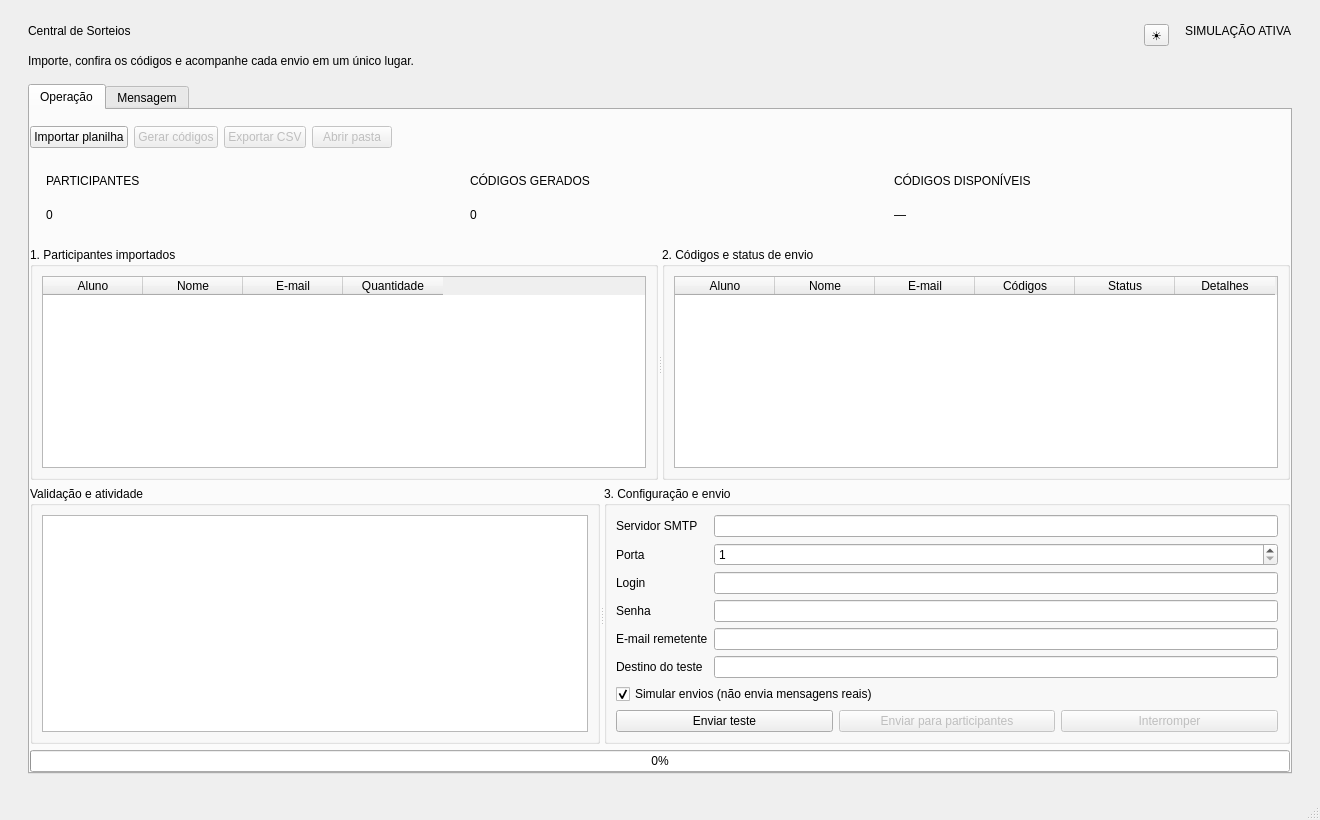
Qt form assets/main_window.ui (Alexpiltzz/DracmaSort) before a commit.
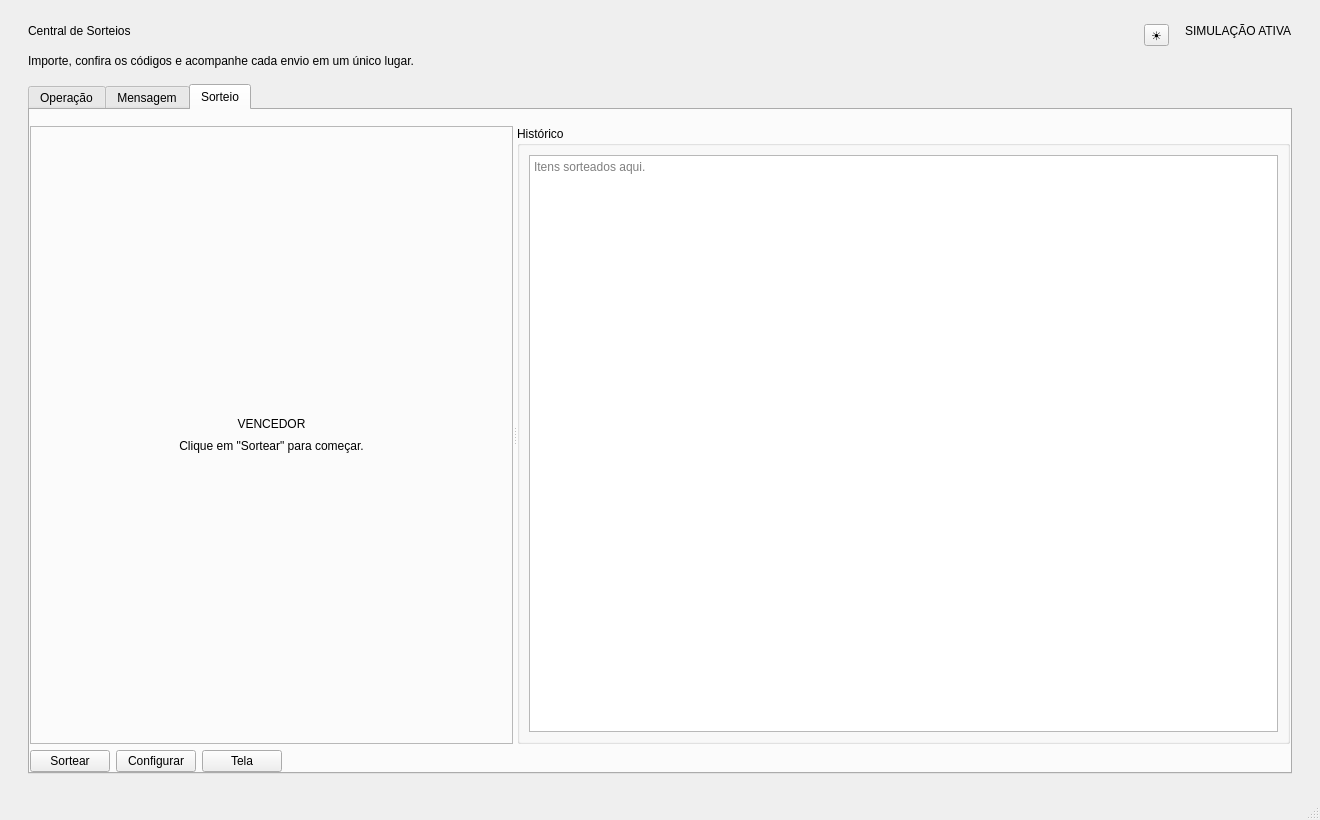
The same form after that commit. The open tabs and pages were chosen to show the change.

Commit message:
feat(sorteio): configuracoes de sorteio via dialog, sorteio multiplo e tipografia do resultado
Substitui os combos Fonte/Modo por um configurador (SorteioConfigDialog)
com persistencia via QSettings (fonte de dados, quantidade, ordem
sequencial, repeticao e fonte tipografica). Suporta sortear varios
vencedores de uma vez; fonte de codigos em dobro aplicada apenas quando
ha resultado real; streaming com confete reforcado e splitter 85/15.

What changed in the file:
```diff
--- a/assets/main_window.ui
+++ b/assets/main_window.ui
@@ -718,10 +718,175 @@
           <property name="wordWrap">
            <bool>true</bool>
           </property>
-         </widget>
-        </item>
-       </layout>
-      </widget>
+</widget>
+         </item>
+        </layout>
+       </widget>
+       <widget class="QWidget" name="sorteio_tab">
+        <attribute name="title">
+         <string>Sorteio</string>
+        </attribute>
+        <layout class="QVBoxLayout" name="sorteio_layout">
+         <property name="leftMargin">
+          <number>0</number>
+         </property>
+         <property name="topMargin">
+          <number>16</number>
+         </property>
+         <property name="rightMargin">
+          <number>0</number>
+         </property>
+         <property name="bottomMargin">
+          <number>0</number>
+         </property>
+         <item>
+          <widget class="QSplitter" name="sorteio_splitter">
+           <property name="orientation">
+            <enum>Qt::Horizontal</enum>
+           </property>
+           <widget class="QFrame" name="sorteio_result_frame">
+            <property name="frameShape">
+             <enum>QFrame::StyledPanel</enum>
+            </property>
+            <layout class="QVBoxLayout" name="sorteio_result_layout">
+             <property name="leftMargin">
+              <number>20</number>
+             </property>
+             <property name="topMargin">
+              <number>20</number>
+             </property>
+             <property name="rightMargin">
+              <number>20</number>
+             </property>
+             <property name="bottomMargin">
+              <number>20</number>
+             </property>
+             <item>
+              <spacer name="sorteio_result_spacer_top">
+               <property name="orientation">
+                <enum>Qt::Vertical</enum>
+               </property>
+               <property name="sizeType">
+                <enum>QSizePolicy::Expanding</enum>
+               </property>
+               <property name="sizeHint" stdset="0">
+                <size>
+                 <width>20</width>
+                 <height>20</height>
+                </size>
+               </property>
+              </spacer>
+             </item>
+             <item>
+              <layout class="QVBoxLayout" name="sorteio_result_center">
+               <property name="spacing">
+                <number>8</number>
+               </property>
+               <item>
+                <widget class="QLabel" name="sorteio_result_title">
+                 <property name="text">
+                  <string>VENCEDOR</string>
+                 </property>
+                 <property name="alignment">
+                  <set>Qt::AlignCenter</set>
+                 </property>
+                </widget>
+               </item>
+               <item>
+                <widget class="QLabel" name="sorteio_result">
+                 <property name="text">
+                  <string>Clique em "Sortear" para começar.</string>
+                 </property>
+                 <property name="alignment">
+                  <set>Qt::AlignCenter</set>
+                 </property>
+                 <property name="wordWrap">
+                  <bool>true</bool>
+                 </property>
+                </widget>
+               </item>
+              </layout>
+             </item>
+             <item>
+              <spacer name="sorteio_result_spacer_bottom">
+               <property name="orientation">
+                <enum>Qt::Vertical</enum>
+               </property>
+               <property name="sizeType">
+                <enum>QSizePolicy::Expanding</enum>
+               </property>
+               <property name="sizeHint" stdset="0">
+                <size>
+                 <width>20</width>
+                 <height>20</height>
+                </size>
+               </property>
+              </spacer>
+             </item>
+            </layout>
+           </widget>
+           <widget class="QGroupBox" name="sorteio_history_group">
+            <property name="title">
+             <string>Histórico</string>
+            </property>
+            <layout class="QVBoxLayout" name="sorteio_history_layout">
+             <item>
+              <widget class="QPlainTextEdit" name="sorteio_history">
+               <property name="readOnly">
+                <bool>true</bool>
+               </property>
+               <property name="placeholderText">
+                <string>Itens sorteados aqui.</string>
+               </property>
+              </widget>
+             </item>
+            </layout>
+           </widget>
+          </widget>
+         </item>
+<item>
+           <layout class="QHBoxLayout" name="sorteio_controls">
+            <item>
+             <widget class="QPushButton" name="sorteio_draw_button">
+              <property name="text">
+               <string>Sortear</string>
+              </property>
+             </widget>
+            </item>
+            <item>
+             <widget class="QPushButton" name="config_button">
+              <property name="text">
+               <string>Configurar</string>
+              </property>
+             </widget>
+            </item>
+            <item>
+             <widget class="QPushButton" name="stream_button">
+              <property name="text">
+               <string>Tela</string>
+              </property>
+              <property name="checkable">
+               <bool>true</bool>
+              </property>
+             </widget>
+            </item>
+            <item>
+             <spacer name="sorteio_controls_spacer">
+              <property name="orientation">
+               <enum>Qt::Horizontal</enum>
+              </property>
+              <property name="sizeHint" stdset="0">
+               <size>
+                <width>40</width>
+                <height>20</height>
+               </size>
+              </property>
+             </spacer>
+            </item>
+           </layout>
+          </item>
+        </layout>
+       </widget>
      </widget>
     </item>
    </layout>
```
The commit also changes 11 other files.
